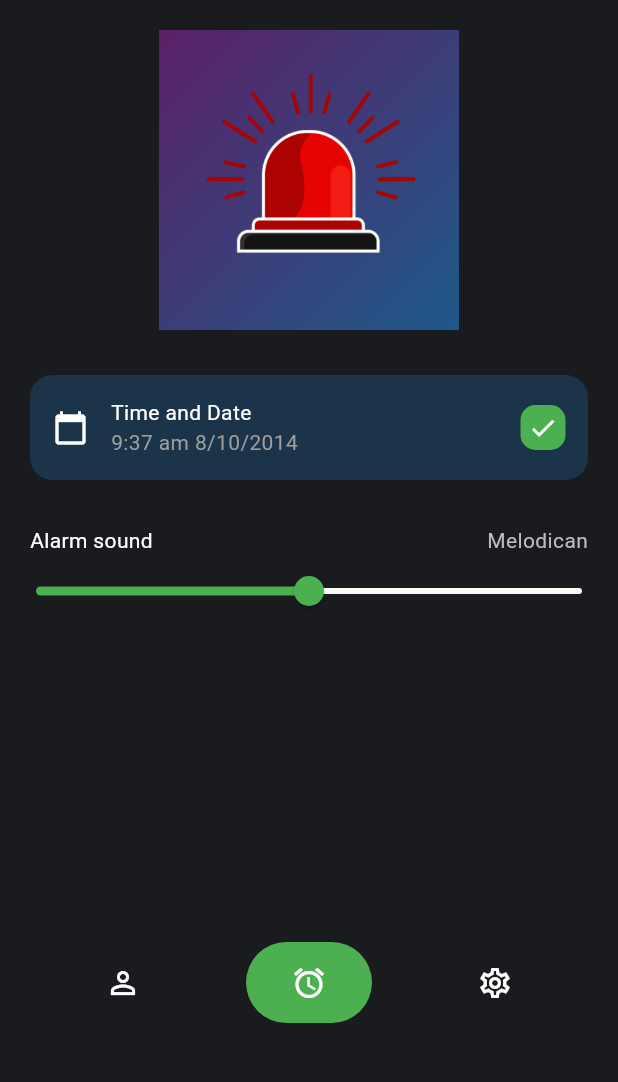
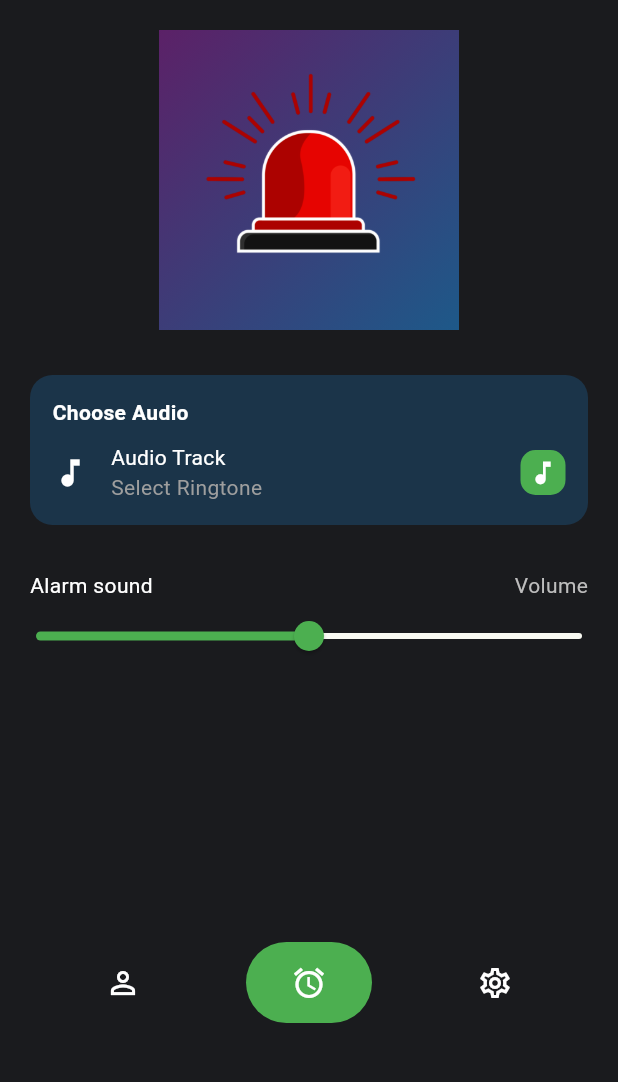
Before and after one commit to SundarDong/Fraud_Alarm_Apk, a Flutter app: the AlarmHomePage screen opened directly, on a phone screen of 412 x 824 dp, the part 153-1235 px from its top. Run offline on Flutter 3.47's test engine with Material 3 defaults, Android fonts, the phone set to English and light mode, and no system bars; our stand-ins replace file_picker, icons_plus, permission_handler.

Commit message:
feat: Audio selection in process

```diff
--- a/lib/View/screens/homepage.dart
+++ b/lib/View/screens/homepage.dart
@@ -1,4 +1,7 @@
+import 'dart:io';
 import 'package:flutter/material.dart';
+import 'package:file_picker/file_picker.dart';
+import 'package:permission_handler/permission_handler.dart';
 
 class AlarmApp extends StatelessWidget {
   const AlarmApp({Key? key}) : super(key: key);
@@ -21,6 +24,47 @@ class AlarmHomePage extends StatefulWidget {
 
 class _AlarmHomePageState extends State<AlarmHomePage> {
   double _alarmVolume = 0.5;
+  String? _selectedRingtonePath;
+
+  Future<void> _pickRingtone() async {
+    // Request permissions
+    if (Platform.isAndroid) {
+      var status = await Permission.storage.request();
+      if (!status.isGranted) {
+        ScaffoldMessenger.of(context).showSnackBar(
+          const SnackBar(content: Text('Storage permission is required')),
+        );
+        return;
+      }
+    }
+
+    try {
+      FilePickerResult? result = await FilePicker.platform.pickFiles(
+        type: FileType.audio,
+        allowMultiple: false,
+      );
+
+      if (result != null) {
+        setState(() {
+          _selectedRingtonePath = result.files.single.path;
+        });
+
+        ScaffoldMessenger.of(context).showSnackBar(
+          SnackBar(content: Text('Selected: ${_getFileName()}')),
+        );
+      }
+    } catch (e) {
+      ScaffoldMessenger.of(context).showSnackBar(
+        SnackBar(content: Text('Error picking file: $e')),
+      );
+    }
+  }
+
+  String _getFileName() {
+    return _selectedRingtonePath != null
+      ? _selectedRingtonePath!.split('/').last
+      : 'Select Ringtone';
+  }
 
   @override
   Widget build(BuildContext context) {
@@ -64,9 +108,7 @@ class _AlarmHomePageState extends State<AlarmHomePage> {
                 decoration: BoxDecoration(
                   gradient: LinearGradient(
                     colors: [
-                      // ignore: deprecated_member_use
                       Colors.purple.withOpacity(0.5),
-                      // ignore: deprecated_member_use
                       Colors.blue.withOpacity(0.5),
                     ],
                     begin: Alignment.topLeft,
@@ -77,11 +119,14 @@ class _AlarmHomePageState extends State<AlarmHomePage> {
               Stack(
                 alignment: Alignment.center,
                 children: [
-                  Image.asset(
+                  ClipRRect(
+                    borderRadius: BorderRadius.circular(20),
+                    child: Image.asset(
                       'assets/images/AlarmPic.png',
                       width: 150,
                       height: 150,
                       fit: BoxFit.contain,
+                    ),
                   ),
                 ],
               )
@@ -92,35 +137,55 @@ class _AlarmHomePageState extends State<AlarmHomePage> {
             margin: const EdgeInsets.symmetric(horizontal: 20),
             padding: const EdgeInsets.all(15),
             decoration: BoxDecoration(
-              // ignore: deprecated_member_use
               color: Colors.blue.withOpacity(0.2),
               borderRadius: BorderRadius.circular(15),
             ),
-            child: Row(
-              children: [
-                const Icon(Icons.calendar_today, color: Colors.white),
-                const SizedBox(width: 15),
-                const Column(
+            child: Column(
               crossAxisAlignment: CrossAxisAlignment.start,
               children: [
-                    Text(
-                      'Time and Date',
+                const Text(
+                  'Choose Audio',
+                  style: TextStyle(
+                    color: Colors.white,
+                    fontWeight: FontWeight.bold
+                  ),
+                ),
+                const SizedBox(height: 10),
+                Row(
+                  children: [
+                    const Icon(Icons.music_note, color: Colors.white),
+                    const SizedBox(width: 15),
+                    Expanded(
+                      child: Column(
+                        crossAxisAlignment: CrossAxisAlignment.start,
+                        children: [
+                          const Text(
+                            'Audio Track',
                             style: TextStyle(color: Colors.white),
                           ),
                           Text(
-                      '9:37 am 8/10/2014',
-                      style: TextStyle(color: Colors.grey),
+                            _getFileName(),
+                            style: const TextStyle(color: Colors.grey),
                           ),
                         ],
                       ),
-                const Spacer(),
-                Container(
+                    ),
+                    GestureDetector(
+                      onTap: _pickRingtone,
+                      child: Container(
                         padding: const EdgeInsets.all(5),
                         decoration: BoxDecoration(
                           color: Colors.green,
                           borderRadius: BorderRadius.circular(10),
                         ),
-                  child: const Icon(Icons.check, color: Colors.white, size: 20),
+                        child: const Icon(
+                          Icons.music_note,
+                          color: Colors.white,
+                          size: 20
+                        ),
+                      ),
+                    ),
+                  ],
                 ),
               ],
             ),
@@ -136,7 +201,7 @@ class _AlarmHomePageState extends State<AlarmHomePage> {
                   style: TextStyle(color: Colors.white),
                 ),
                 Text(
-                  'Melodican',
+                  'Volume',
                   style: TextStyle(color: Colors.grey[400]),
                 ),
               ],
--- a/pubspec.yaml
+++ b/pubspec.yaml
@@ -36,6 +36,8 @@ dependencies:
   # Use with the CupertinoIcons class for iOS style icons.
   cupertino_icons: ^1.0.2
   icons_plus: ^4.0.0
+  permission_handler: ^11.3.1
+  file_picker: ^8.1.7
 
 dev_dependencies:
   flutter_test:
```
Also changed, not shown: pubspec.lock, 3 other files. Lines whose indentation alone changed are shown as unchanged.
